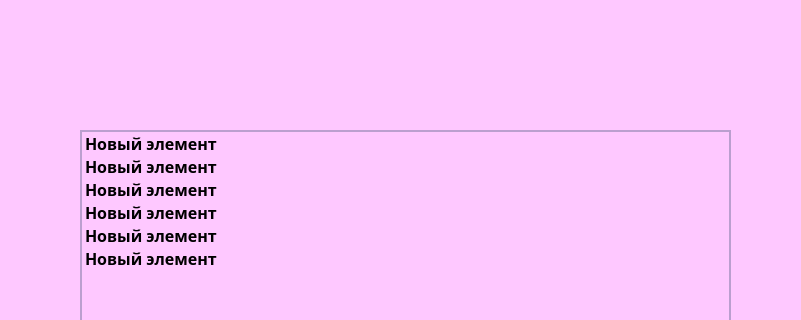
First picture: the form in UI/w_decklist/decklist.ui, repository Saigz/task_tracker_qt, before the edit; both pictures show x 180 to 981 and y 0 to 320 of the 1170 by 700 pixel window.
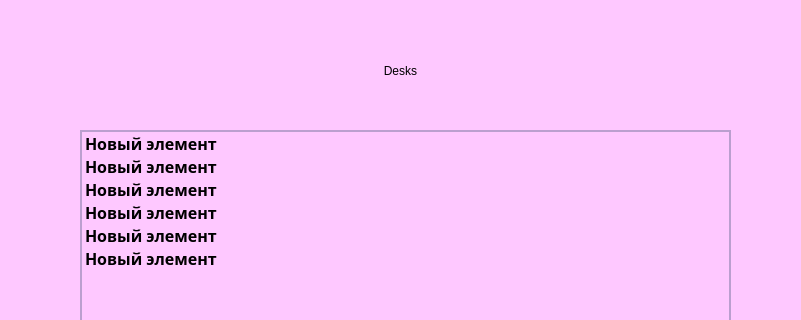
Second picture: the form after the edit. Icons and pictures are not drawn.

Diff of the .ui file:
```diff
--- a/UI/w_decklist/decklist.ui
+++ b/UI/w_decklist/decklist.ui
@@ -228,6 +228,28 @@
      <string>Unlogin</string>
     </property>
    </widget>
+   <widget class="QLabel" name="label">
+    <property name="geometry">
+     <rect>
+      <x>260</x>
+      <y>30</y>
+      <width>641</width>
+      <height>81</height>
+     </rect>
+    </property>
+    <property name="styleSheet">
+     <string notr="true">QLabel {
+	 color: rgb(0, 0, 0);
+	font: 800 28pt &quot;Montserrat ExtraBold&quot;;
+}</string>
+    </property>
+    <property name="text">
+     <string>Desks</string>
+    </property>
+    <property name="alignment">
+     <set>Qt::AlignCenter</set>
+    </property>
+   </widget>
   </widget>
   <widget class="QStatusBar" name="statusbar"/>
  </widget>
```
Left out of the diff: 1 changed line with no effect on the pictures.
